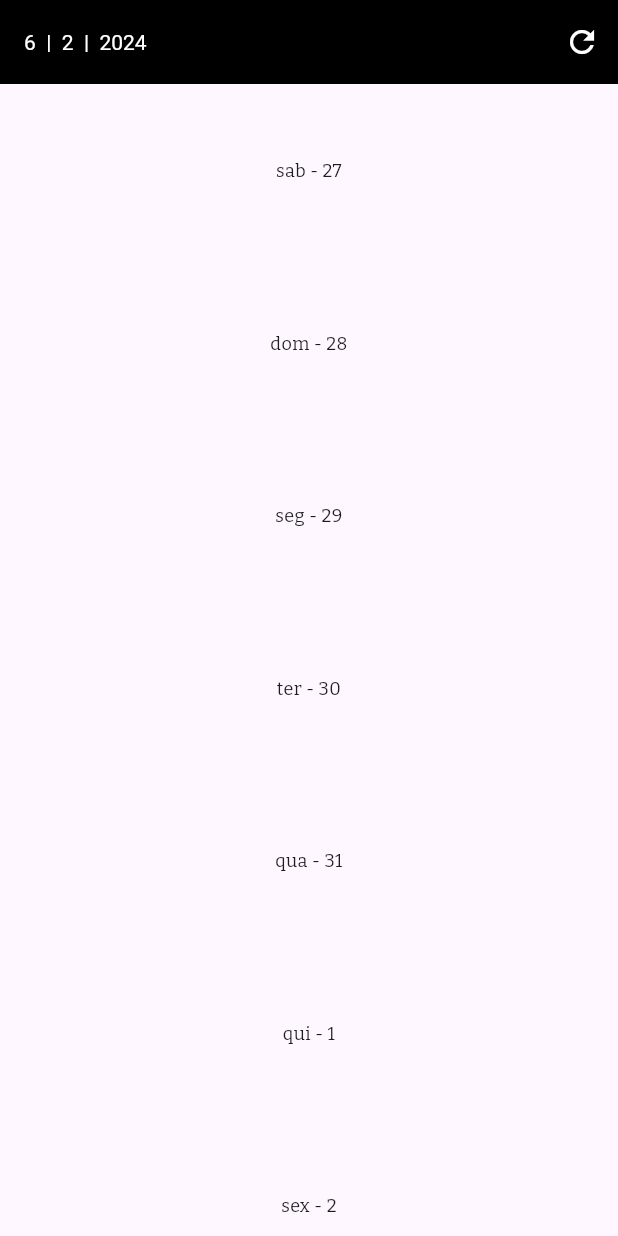
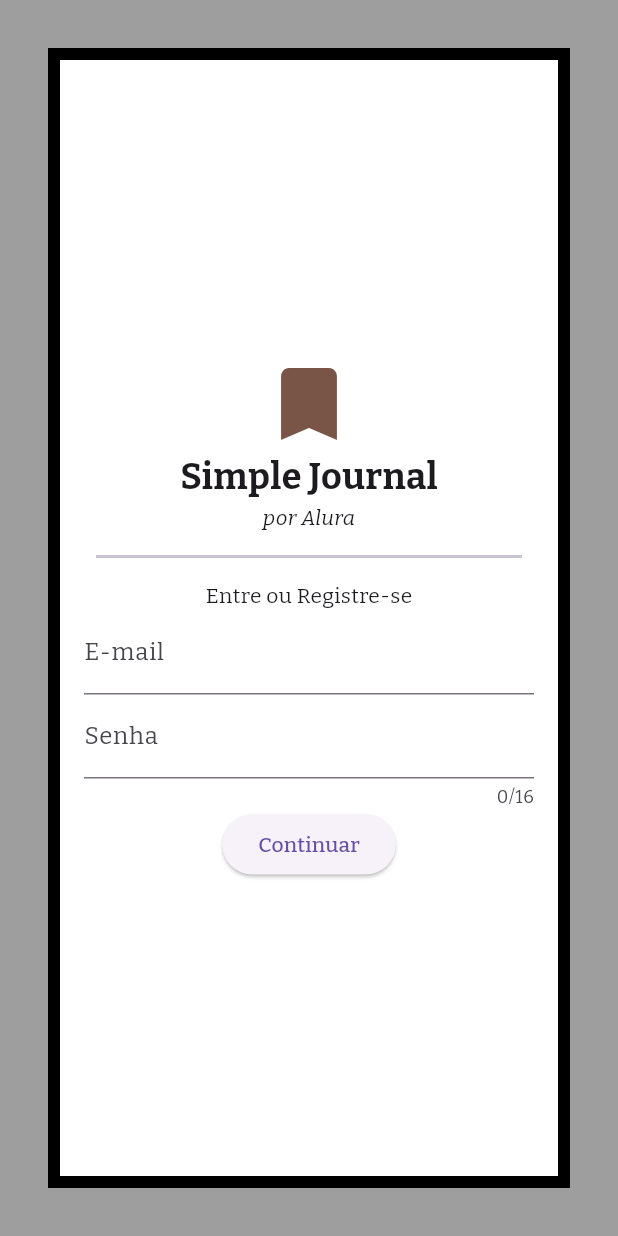
Before and after one commit to amandadetofol/Flutter, a Flutter app: the screen it shows after launch, on a phone screen of 412 x 824 dp. Run offline on Flutter 3.47's test engine with Material 3 defaults, Android fonts, the phone set to English and light mode, and no system bars; our stand-ins replace fluttertoast, google_fonts, sqflite; missing offline and left inert: dart:ffi, http_interceptor; accounts and stored records are empty.

Commit message:
login with flutter

```diff
--- a/Projects/WebApi/flutter_webapi_first_course-main/lib/main.dart
+++ b/Projects/WebApi/flutter_webapi_first_course-main/lib/main.dart
@@ -1,6 +1,7 @@
 import 'package:flutter/material.dart';
 import 'package:flutter_webapi_first_course/models/journal.dart';
 import 'package:flutter_webapi_first_course/screens/add_new_journal_screen/add_new_journal_screen.dart';
+import 'package:flutter_webapi_first_course/screens/login/login_screen.dart';
 import 'package:google_fonts/google_fonts.dart';
 import 'screens/home_screen/home_screen.dart';
 
@@ -28,9 +29,10 @@ class MyApp extends StatelessWidget {
           textTheme: GoogleFonts.bitterTextTheme()),
       darkTheme: ThemeData.dark(),
       themeMode: ThemeMode.light,
-      initialRoute: "home",
+      initialRoute: "login",
       routes: {
         "home": (context) => const HomeScreen(),
+        "login": (context) => LoginScreen(),
       },
       onGenerateRoute: (settings) {
         if (settings.name == "add-journal") {
--- /dev/null
+++ b/Projects/WebApi/flutter_webapi_first_course-main/lib/screens/login/login_screen.dart
@@ -0,0 +1,103 @@
+import 'package:flutter/material.dart';
+import 'package:flutter_webapi_first_course/screens/commons/dialog.dart';
+import 'package:flutter_webapi_first_course/services/auth_service.dart';
+
+class LoginScreen extends StatelessWidget {
+  LoginScreen({Key? key}) : super(key: key);
+
+  TextEditingController _emailController = TextEditingController();
+  TextEditingController _passwordController = TextEditingController();
+
+  AuthService service = AuthService();
+
+  @override
+  Widget build(BuildContext context) {
+    return Scaffold(
+      backgroundColor: Colors.grey,
+      body: Container(
+        padding: const EdgeInsets.all(16),
+        margin: const EdgeInsets.all(32),
+        decoration:
+            BoxDecoration(border: Border.all(width: 8), color: Colors.white),
+        child: Form(
+          child: Center(
+            child: SingleChildScrollView(
+              child: Column(
+                children: [
+                  const Icon(
+                    Icons.bookmark,
+                    size: 64,
+                    color: Colors.brown,
+                  ),
+                  const Text(
+                    "Simple Journal",
+                    style: TextStyle(fontSize: 24, fontWeight: FontWeight.bold),
+                  ),
+                  const Text("por Alura",
+                      style: TextStyle(fontStyle: FontStyle.italic)),
+                  const Padding(
+                    padding: EdgeInsets.all(8.0),
+                    child: Divider(thickness: 2),
+                  ),
+                  const Text("Entre ou Registre-se"),
+                  TextFormField(
+                    controller: _emailController,
+                    decoration: const InputDecoration(
+                      label: Text("E-mail"),
+                    ),
+                    keyboardType: TextInputType.emailAddress,
+                  ),
+                  TextFormField(
+                    controller: _passwordController,
+                    decoration: const InputDecoration(label: Text("Senha")),
+                    keyboardType: TextInputType.visiblePassword,
+                    maxLength: 16,
+                    obscureText: true,
+                  ),
+                  ElevatedButton(
+                      onPressed: () {
+                        _login(context);
+                      }, child: const Text("Continuar")),
+                ],
+              ),
+            ),
+          ),
+        ),
+      ),
+    );
+  }
+
+  _login(BuildContext context) async {
+    String email = _emailController.text;
+    String password = _passwordController.text;
+
+    try {
+      bool result = await service.login(email: email, password: password);
+    } on UserNotFoundException {
+      showConfirmationDialog(
+          context,
+          DialogModel(
+              confirmation: "Criar",
+              description: "Deseja criar um novo usuário usando o e-mail $email e a senha inserida?")
+      ).then((value) async {
+        if (value == true) {
+          bool response = await service.register(email: email, password: password);
+
+          if (response == true){
+            ScaffoldMessenger.of(context).showSnackBar(const SnackBar(
+              content: Text("Usuário cadastrado com sucesso!"),
+              backgroundColor: Colors.greenAccent,
+            ));
+          } else {
+            ScaffoldMessenger.of(context).showSnackBar(const SnackBar(
+              content: Text("Algo deu errado!"),
+              backgroundColor: Colors.red,
+            ));
+          }
+        }
+      });
+    }
+
+  }
+
+}
```
Also changed, not shown: Projects/WebApi/flutter_webapi_first_course-main/lib/services/auth_service.dart (added, +40 -0 lines), 3 other files.
